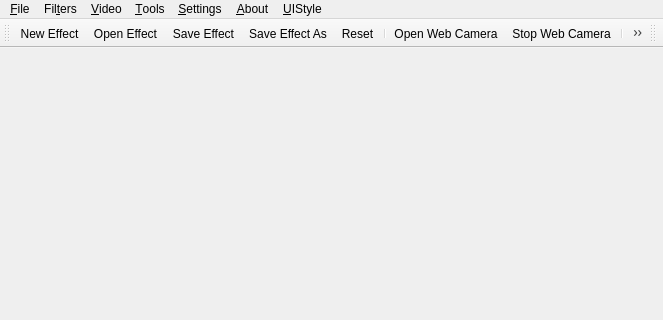
Before: the Qt Designer form editor/mainwindow.ui in laowan/stark3d, drawn with Qt 5; both pictures show x 0 to 663 and y 0 to 320 of the 663 by 561 pixel window.
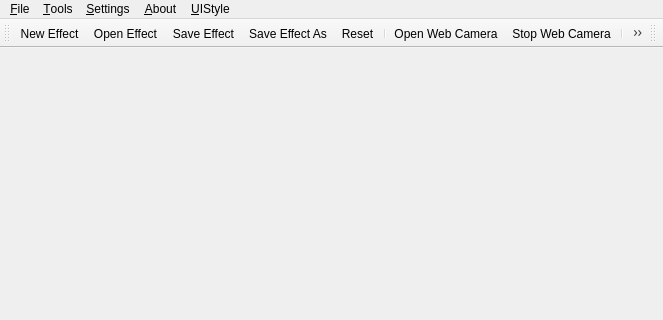
After: the same form once the commit is applied. Icons and pictures are not drawn.

The edit to the form file:
```diff
--- a/editor/mainwindow.ui
+++ b/editor/mainwindow.ui
@@ -65,23 +65,9 @@
      <x>0</x>
      <y>0</y>
      <width>663</width>
-     <height>23</height>
+     <height>26</height>
     </rect>
    </property>
-   <widget class="QMenu" name="menuOpen">
-    <property name="title">
-     <string>&amp;Video</string>
-    </property>
-    <addaction name="actionOpenWebCamera"/>
-    <addaction name="actionStopWebCamera"/>
-    <addaction name="separator"/>
-    <addaction name="actionMirrorVideo"/>
-   </widget>
-   <widget class="QMenu" name="menuFilters">
-    <property name="title">
-     <string>Fil&amp;ters</string>
-    </property>
-   </widget>
    <widget class="QMenu" name="menu_About">
     <property name="title">
      <string>&amp;About</string>
@@ -211,8 +197,6 @@
     </property>
    </widget>
    <addaction name="menuEffect"/>
-   <addaction name="menuFilters"/>
-   <addaction name="menuOpen"/>
    <addaction name="menu_Tools"/>
    <addaction name="menu_Settings"/>
    <addaction name="menu_About"/>
```
Left out of the diff: 24 changed lines with no effect on the pictures.
